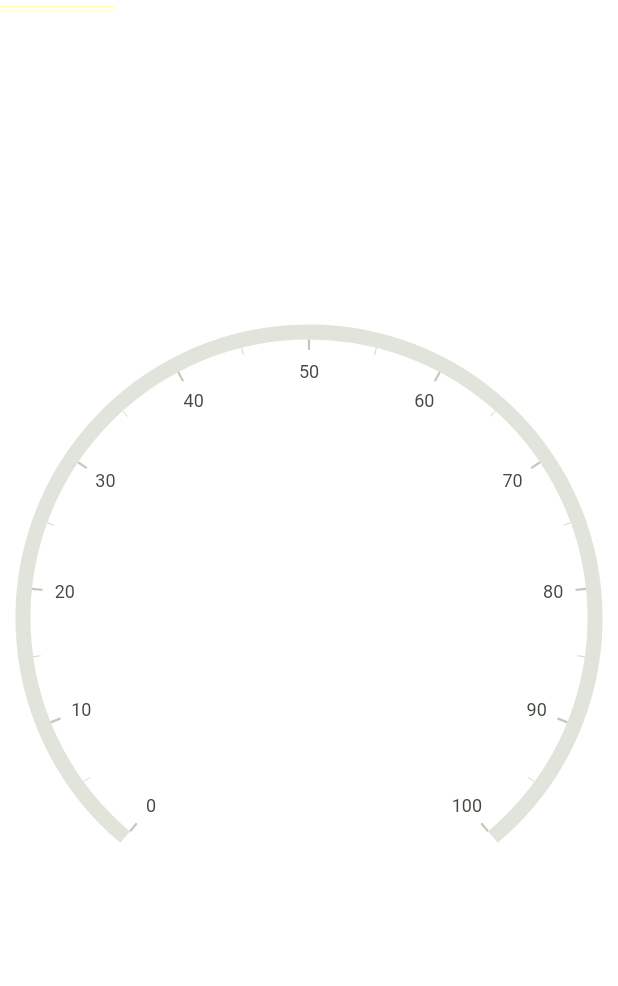
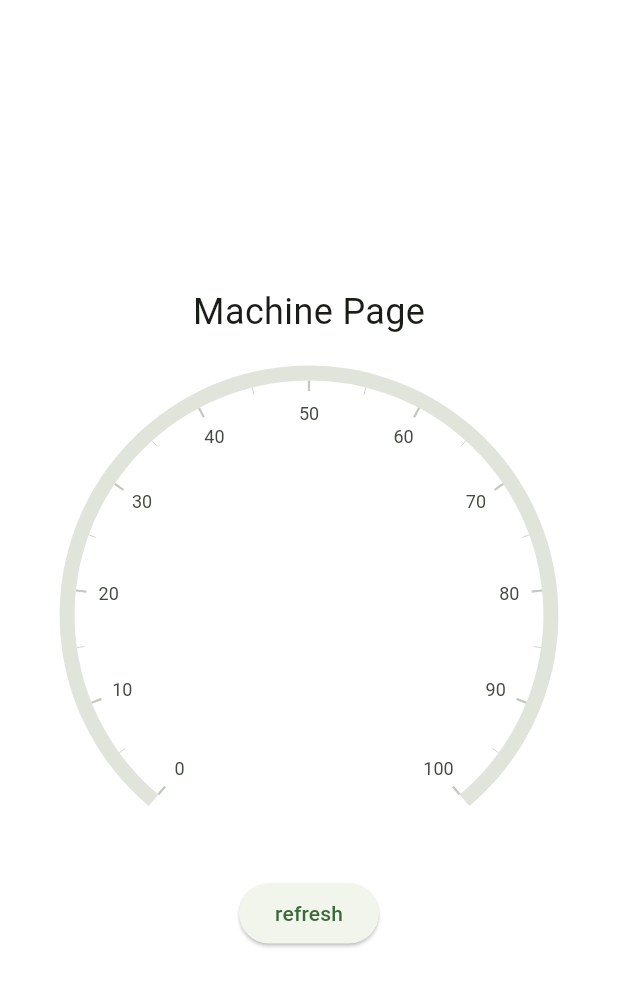
Before and after one commit to vojjta/3DPrintersMonitoring, a Flutter app: the screen it shows after launch, on a phone screen of 412 x 824 dp. Shown: the top 986 px of the screen. Run offline on Flutter 3.47's test engine with Material 2 defaults, Android fonts, the phone set to English and light mode, and no system bars; drawn by our look-alikes of syncfusion_flutter_gauges; our stand-ins replace bloc, flutter_bloc, get_it.

Commit message:
added block and get_it

```diff
--- a/lib/business/use_case.dart
+++ b/lib/business/use_case.dart
@@ -3,7 +3,7 @@ import 'dart:developer';
 import 'package:printer_monitoring/business/data_status.dart';
 
 abstract class UseCase<Type, Params> {
-  Future<DataStatus<Type>> call(Params params){
+  Future<DataStatus<Type>> call({Params? params}){
     try{
       return templateCall(params);
     }on Exception catch(e){
@@ -11,5 +11,5 @@ abstract class UseCase<Type, Params> {
       return Future.value(DataError(e));
     }
   }
-  Future<DataStatus<Type>> templateCall(Params params);
+  Future<DataStatus<Type>> templateCall(Params? params);
 }
--- a/lib/business/usecases/get_all_machine.dart
+++ b/lib/business/usecases/get_all_machines.dart
@@ -3,10 +3,10 @@ import 'package:printer_monitoring/business/entities/machine.dart';
 import 'package:printer_monitoring/business/repository/machine_repository.dart';
 import 'package:printer_monitoring/business/use_case.dart';
 
-class GeAllMachine extends UseCase<List<MachineEntity>, void> {
+class GeAllMachines extends UseCase<List<MachineEntity>, void> {
   final MachineRepository _machineRepository;
 
-  GeAllMachine(this._machineRepository);
+  GeAllMachines(this._machineRepository);
 
   @override
   Future<DataStatus<List<MachineEntity>>> templateCall(void params) {
--- a/lib/data/local/mocked_local_repository.dart
+++ b/lib/data/local/mocked_local_repository.dart
@@ -2,7 +2,7 @@ import 'package:printer_monitoring/business/entities/machine.dart';
 import 'package:printer_monitoring/business/repository/machine_repository.dart';
 
 class MockedLocalRepository implements MachineRepository {
-  MachineEntity? _machineEntity = MachineEntity('testMachine', 'localhost');
+  MachineEntity? _machineEntity = MachineEntity('Mocked machine', 'localhost');
 
   @override
   bool addMachine(MachineEntity machine) {
@@ -34,4 +34,5 @@ class MockedLocalRepository implements MachineRepository {
     _machineEntity = machine;
     return true;
   }
+
 }
--- a/lib/main.dart
+++ b/lib/main.dart
@@ -1,7 +1,10 @@
 import 'package:flutter/material.dart';
+import 'package:printer_monitoring/presentation/di/di_init.dart';
+import 'package:printer_monitoring/ui/pages/machine_page.dart';
 import 'package:syncfusion_flutter_gauges/gauges.dart';
 
 void main() {
+  initDI();
   runApp(const MyApp());
 }
 
@@ -12,34 +15,14 @@ class MyApp extends StatelessWidget {
   @override
   Widget build(BuildContext context) {
     return MaterialApp(
-      title: 'Flutter Demo',
       theme: ThemeData(
 
         colorScheme: ColorScheme.fromSeed(seedColor: Colors.green),
         useMaterial3: true,
       ),
-      home: const MyHomePage(title: 'Flutter Demo Home Page'),
+      home: Scaffold(
+        body: MachinePage(),
+      ),
     );
   }
 }
-
-class MyHomePage extends StatefulWidget {
-  const MyHomePage({super.key, required this.title});
-
-  final String title;
-
-  @override
-  State<MyHomePage> createState() => _MyHomePageState();
-}
-
-class _MyHomePageState extends State<MyHomePage> {
-
-  @override
-  Widget build(BuildContext context) {
-    return Center(
-        child: Container(
-          color: Colors.white,
-            child: SfRadialGauge()
-        ));
-  }
-}
--- /dev/null
+++ b/lib/presentation/bloc/machine/machine_bloc.dart
@@ -0,0 +1,24 @@
+import 'package:bloc/bloc.dart';
+import 'package:flutter/foundation.dart';
+import 'package:get_it/get_it.dart';
+import 'package:printer_monitoring/business/data_status.dart';
+import 'package:printer_monitoring/business/entities/machine.dart';
+import 'package:printer_monitoring/business/repository/machine_repository.dart';
+import 'package:printer_monitoring/business/usecases/get_all_machines.dart';
+
+part 'machine_event.dart';
+
+part 'machine_state.dart';
+
+class MachineBloc extends Bloc<MachineEvent, MachineState> {
+  MachineBloc() : super(MachineInitial()) {
+    on<LoadMachineEvent>((event, emit) async {
+      final machinesStatus = await GeAllMachines(GetIt.I<MachineRepository>()).call();
+      if (machinesStatus is DataSuccess && machinesStatus.data != null) {
+        emit(MachineLoaded(machinesStatus.data!.first));
+      } else {
+        emit(MachineLoadError());
+      }
+    });
+  }
+}
--- /dev/null
+++ b/lib/presentation/bloc/machine/machine_event.dart
@@ -0,0 +1,6 @@
+part of 'machine_bloc.dart';
+
+@immutable
+abstract class MachineEvent {}
+
+class LoadMachineEvent extends MachineEvent {}
--- /dev/null
+++ b/lib/presentation/bloc/machine/machine_state.dart
@@ -0,0 +1,16 @@
+part of 'machine_bloc.dart';
+
+@immutable
+abstract class MachineState {}
+
+class MachineInitial extends MachineState {}
+
+final MachineEntity machine = MachineEntity('Printer', 'unknown');
+
+class MachineLoaded extends MachineState {
+  final MachineEntity machine;
+
+  MachineLoaded(this.machine);
+}
+
+class MachineLoadError extends MachineState {}
--- /dev/null
+++ b/lib/ui/pages/machine_page.dart
@@ -0,0 +1,40 @@
+import 'package:flutter/material.dart';
+import 'package:flutter_bloc/flutter_bloc.dart';
+import 'package:printer_monitoring/presentation/bloc/machine/machine_bloc.dart';
+import 'package:syncfusion_flutter_gauges/gauges.dart';
+
+class MachinePage extends StatelessWidget {
+   MachinePage({super.key});
+
+final myBloc = MachineBloc();
+
+  @override
+  Widget build(final BuildContext context) {
+    return Center(
+        child: BlocProvider<MachineBloc>(
+      create: (_) => MachineBloc(),
+      child: Container(
+          color: Colors.white,
+          child: Column(
+            mainAxisAlignment: MainAxisAlignment.center,
+            children: [
+              BlocBuilder<MachineBloc, MachineState>(
+                bloc: myBloc,
+                builder: (_, state) {
+                  if (state is MachineLoaded) {
+                    return Text(state.machine.name, style: const TextStyle(fontSize: 24));
+                  }
+                  return Text('Machine Page', style: TextStyle(fontSize: 24));
+                },
+              ),
+              const SizedBox(
+                height: 10,
+              ),
+              SfRadialGauge(),
+              ElevatedButton(
+                  onPressed: () => {myBloc.add(LoadMachineEvent())}, child: Text("refresh")),
+            ],
+          )),
+    ));
+  }
+}
--- a/pubspec.yaml
+++ b/pubspec.yaml
@@ -33,10 +33,11 @@ dependencies:
   # Gauges
   syncfusion_flutter_gauges: ^21.2.8
 
-
   # The following adds the Cupertino Icons font to your application.
   # Use with the CupertinoIcons class for iOS style icons.
   cupertino_icons: ^1.0.2
+  flutter_bloc: ^8.1.3
+  get_it: ^7.6.0
 
 dev_dependencies:
   flutter_test:
```
Also changed, not shown: lib/business/usecases/add_machine.dart (+5 -2 lines), lib/data/model/job_model.dart (added, +14 -0 lines), lib/presentation/di/di_init.dart (added, +7 -0 lines), pubspec.lock.
